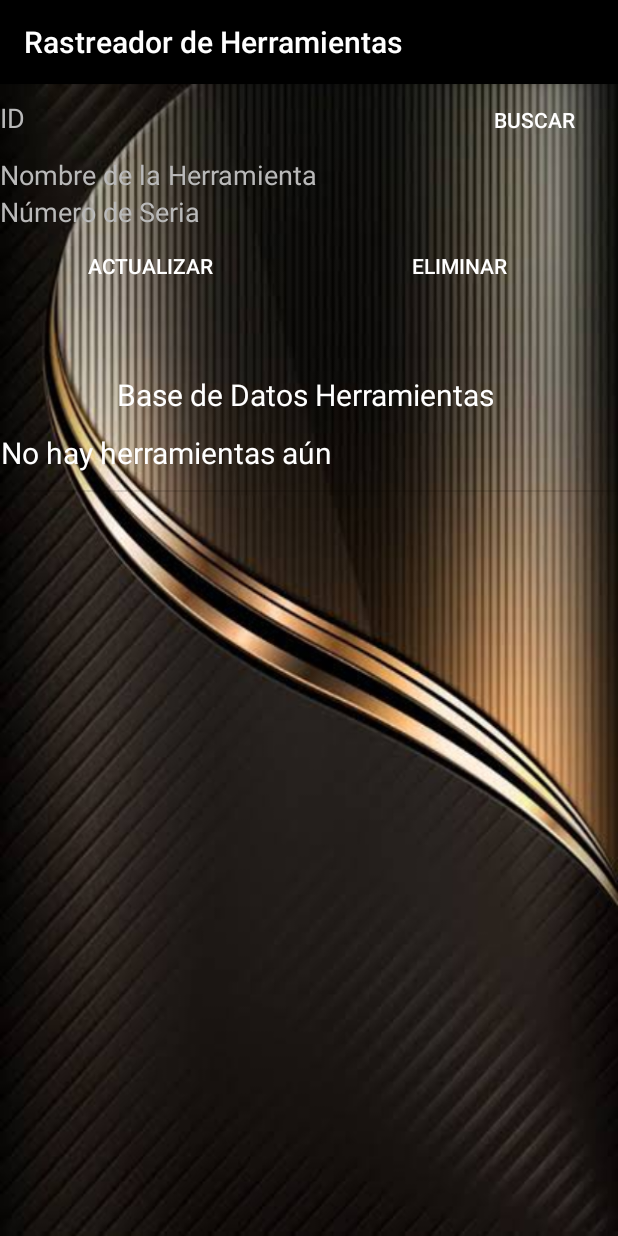
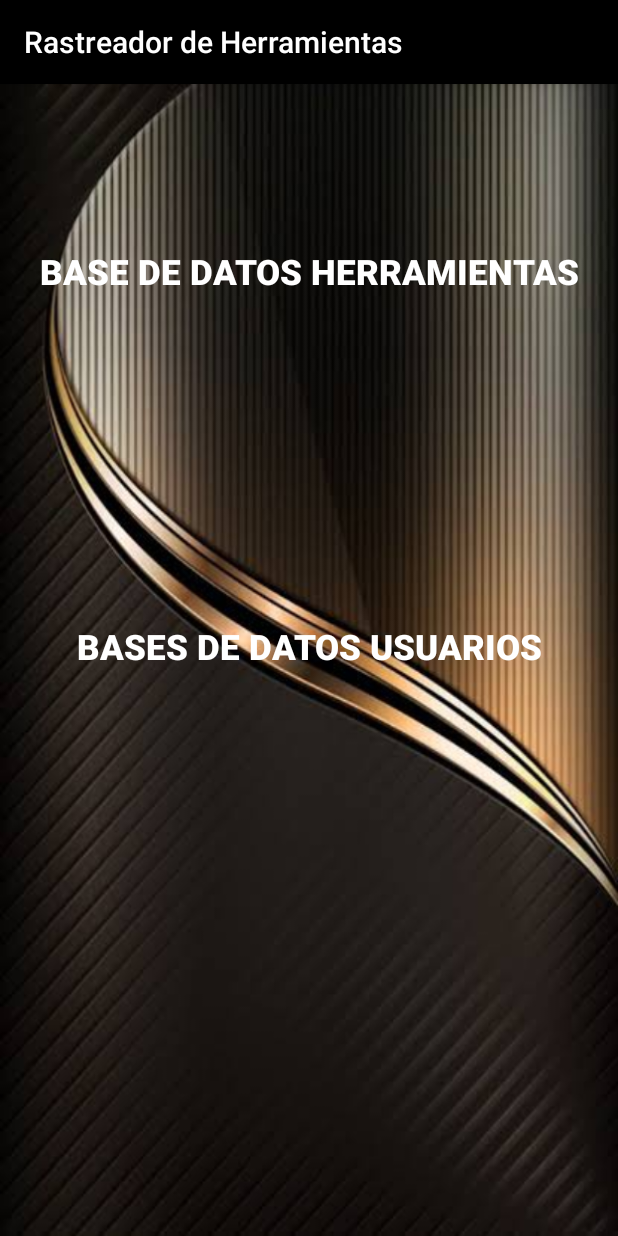
Before and after one commit to Alexischachiro/rastreador2, an Android app: the screen it shows after launch (consultarbase before the commit, basesdedatos after it), after a tap on "BASE DE DATOS", on a phone screen of 412 x 824 dp. Run offline under Robolectric (Android 15) with nearby library versions, the phone set to English and light mode, and no system bars.

Commit message:
Se hicieron pequeños cambios para limpiar las casillas al ingresar herramientas e usurios, y se creo otro activity para la base de datos del usuarios para modificar su foto nombre o telefono

```diff
--- a/app/src/main/java/com/example/rastreador2/GPS.java
+++ b/app/src/main/java/com/example/rastreador2/GPS.java
@@ -66,7 +66,7 @@ public class GPS extends AppCompatActivity {
             @Override
             public void onClick(View view) {
 
-                Intent intent= new Intent(GPS.this, consultarbase.class);
+                Intent intent= new Intent(GPS.this, basesdedatos.class);
                 startActivity(intent);
             }
         });
--- a/app/src/main/java/com/example/rastreador2/IngresarUsuario.java
+++ b/app/src/main/java/com/example/rastreador2/IngresarUsuario.java
@@ -60,7 +60,9 @@ public class IngresarUsuario extends AppCompatActivity {
                     String imagePath = saveImageInExternaStorage(image, name);
                     Long insertedId = new usuarioRepo(getApplicationContext()).create(phoneNumber, name, imagePath);
                     Toast.makeText(getApplicationContext(), "Usuario creado con id " + insertedId.toString(), Toast.LENGTH_LONG).show();
-                } else {
+                    nombre.setText("");
+                    telefono.setText("");
+                    } else {
                     Toast.makeText(getApplicationContext(), "Verifica tus datos", Toast.LENGTH_SHORT).show();
                 }
             }
--- a/app/src/main/java/com/example/rastreador2/RegistrarUsuarios.java
+++ b/app/src/main/java/com/example/rastreador2/RegistrarUsuarios.java
@@ -36,6 +36,9 @@ public class RegistrarUsuarios extends AppCompatActivity {
             Log.d("Inserted ID", insertedId.toString());
             if(insertedId > 0) {
                 Toast.makeText(getApplicationContext(), "Herramienta registrada", Toast.LENGTH_SHORT).show();
+                camponombre.setText("");
+                camposerie.setText("");
+                campoID.setText("");
             } else {
                 Toast.makeText(getApplicationContext(), "Algo falló al registrar", Toast.LENGTH_SHORT).show();
             }
--- /dev/null
+++ b/app/src/main/java/com/example/rastreador2/basesdedatos.java
@@ -0,0 +1,37 @@
+package com.example.rastreador2;
+
+import androidx.appcompat.app.AppCompatActivity;
+
+import android.content.Intent;
+import android.os.Bundle;
+import android.view.View;
+import android.widget.Button;
+
+public class basesdedatos extends AppCompatActivity {
+
+    Button btnherra,btnope;
+    @Override
+    protected void onCreate(Bundle savedInstanceState) {
+        super.onCreate(savedInstanceState);
+        setContentView(R.layout.activity_basesdedatos);
+
+        btnherra = (Button)findViewById(R.id.btnherra);
+        btnherra.setOnClickListener(new View.OnClickListener() {
+            @Override
+            public void onClick(View view) {
+
+                Intent intent= new Intent(basesdedatos.this, consultarbase.class);
+                startActivity(intent);
+            }
+        });
+        btnope = (Button)findViewById(R.id.btnusuario);
+        btnope.setOnClickListener(new View.OnClickListener() {
+            @Override
+            public void onClick(View view) {
+
+                Intent intent= new Intent(basesdedatos.this, basedatosoperdores.class);
+                startActivity(intent);
+            }
+        });
+    }
+}
--- /dev/null
+++ b/app/src/main/res/layout/activity_basesdedatos.xml
@@ -0,0 +1,47 @@
+<?xml version="1.0" encoding="utf-8"?>
+<androidx.appcompat.widget.LinearLayoutCompat xmlns:android="http://schemas.android.com/apk/res/android"
+    xmlns:app="http://schemas.android.com/apk/res-auto"
+    xmlns:tools="http://schemas.android.com/tools"
+    android:layout_width="match_parent"
+    android:layout_height="match_parent"
+    android:orientation="vertical"
+    android:background="@drawable/images"
+    tools:context=".basesdedatos">
+
+
+    <LinearLayout
+        android:layout_width="match_parent"
+        android:layout_height="500dp"
+
+        android:orientation="vertical">
+
+        <Button
+            android:id="@+id/btnherra"
+            android:layout_width="match_parent"
+            android:layout_height="250dp"
+
+            android:background="@color/transp"
+            android:gravity="center"
+            android:onClick="onClick"
+            android:text="Base de datos Herramientas"
+            android:textColor="#FFFFFF"
+            android:textSize="23dp"
+            android:textStyle="bold">
+
+        </Button>
+
+        <Button
+            android:id="@+id/btnusuario"
+            android:layout_width="match_parent"
+            android:layout_height="250dp"
+
+            android:background="@color/transp"
+            android:gravity="center"
+            android:onClick="onClick"
+            android:text="Bases de datos Usuarios"
+            android:textColor="#FFFFFF"
+            android:textSize="23dp"
+            android:textStyle="bold"></Button>
+    </LinearLayout>
+
+</androidx.appcompat.widget.LinearLayoutCompat>
--- a/app/src/main/res/layout/activity_seleccionarherramienta.xml
+++ b/app/src/main/res/layout/activity_seleccionarherramienta.xml
@@ -14,6 +14,7 @@
         android:layout_width="match_parent"
         android:layout_height="50dp"
         android:gravity="center"
+        android:text="Herramientas Activas "
         android:textStyle="normal|italic"
         android:textColor="#FFFFFF"
         android:textSize="18dp" />
```
Also changed, not shown: app/src/main/AndroidManifest.xml (+4 -3 lines), app/src/main/java/com/example/rastreador2/basedatosoperdores.java (added, +14 -0 lines), app/src/main/res/layout/activity_basedatosoperdores.xml (added, +124 -0 lines), app/src/main/res/layout/activity_seleccionar_herramienta_rastrear.xml (+4 -3 lines).
